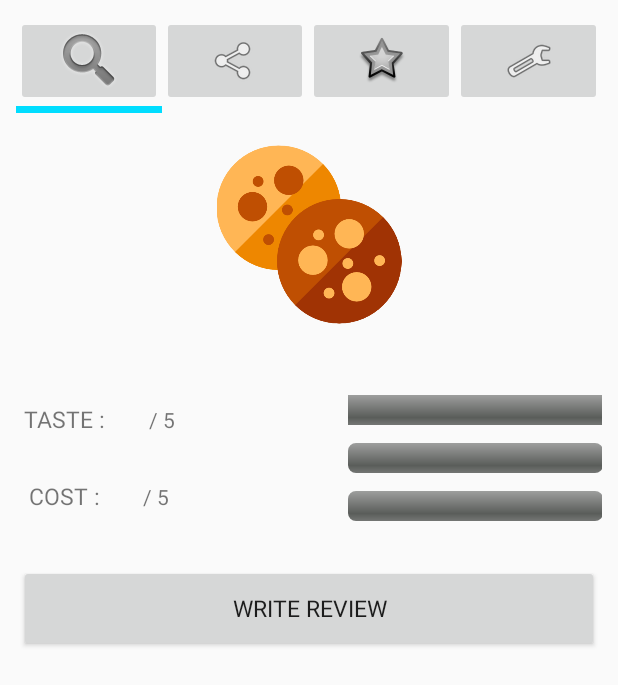
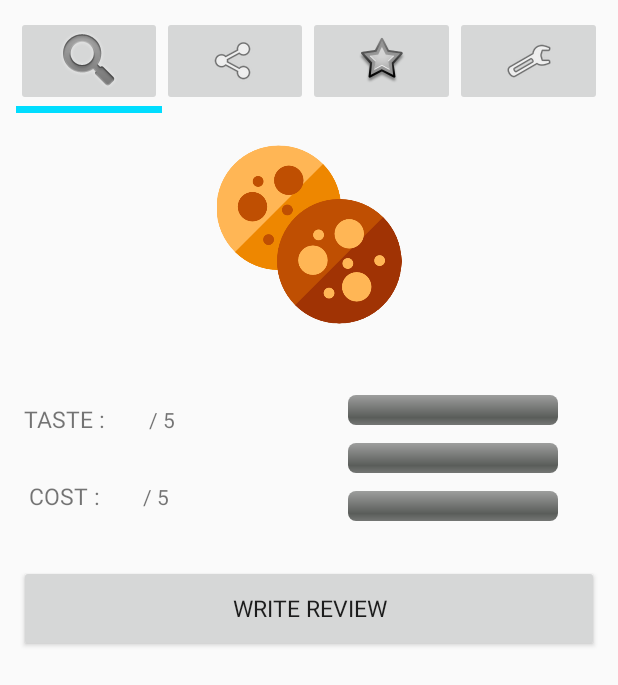
Before and after one commit to pencaty/SNACKKING, an Android app: the layout activity_snack_info.xml on its own in the app's theme, with its tools: preview values and no code run, on a phone screen of 412 x 824 dp. Shown: the top 685 px of the screen. Run offline under Robolectric (Android 15) with nearby library versions, the phone set to English and light mode, and no system bars.

Commit message:
Revise snack info progress bar
Revise max value of progress bar from keyword1_score to number of people who rate

```diff
--- a/app/src/main/res/layout/activity_snack_info.xml
+++ b/app/src/main/res/layout/activity_snack_info.xml
@@ -233,18 +233,17 @@
                 android:layout_gravity="center">
 
                 <ProgressBar
-                    android:layout_width="170dp"
+                    android:layout_width="140dp"
                     android:layout_height="wrap_content"
                     android:id="@+id/progress_key1"
                     style="@android:style/Widget.ProgressBar.Horizontal"
                     android:paddingTop="6dp"
                     android:paddingBottom="6dp"
-                    android:scaleX="100"
                     android:layout_weight="80">
                 </ProgressBar>
 
                 <ProgressBar
-                    android:layout_width="170dp"
+                    android:layout_width="140dp"
                     android:layout_height="wrap_content"
                     android:id="@+id/progress_key2"
                     style="@android:style/Widget.ProgressBar.Horizontal"
@@ -254,7 +253,7 @@
                 </ProgressBar>
 
                 <ProgressBar
-                    android:layout_width="170dp"
+                    android:layout_width="140dp"
                     android:layout_height="wrap_content"
                     android:id="@+id/progress_key3"
                     style="@android:style/Widget.ProgressBar.Horizontal"
```
Also changed, not shown: app/src/main/java/com/example/snackking/Snack_Info.java (+24 -7 lines), 1 other file.
